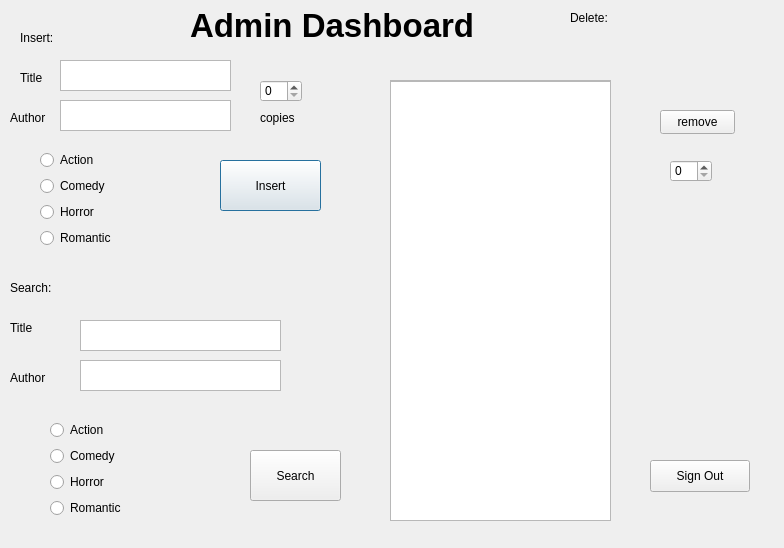
This is LibraryManagementSystem/admin.ui in omar-rabeh-18/LibraryManagementSystem as Qt 5 draws it before an edit. The edited form follows.
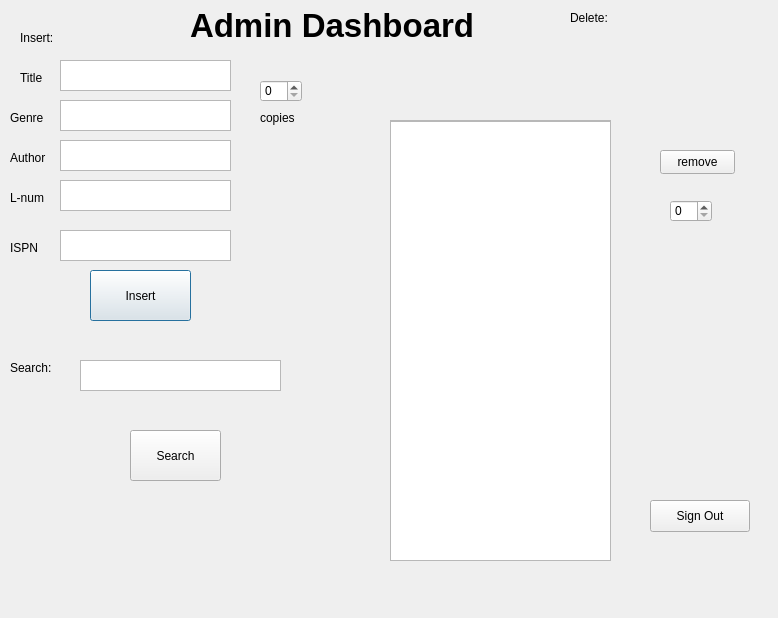
This is the edited form.

Commit message: added ispn and lNUM part 1

The edit to the form file:
```diff
--- a/LibraryManagementSystem/admin.ui
+++ b/LibraryManagementSystem/admin.ui
@@ -6,8 +6,8 @@
    <rect>
     <x>0</x>
     <y>0</y>
-    <width>784</width>
-    <height>548</height>
+    <width>778</width>
+    <height>618</height>
    </rect>
   </property>
   <property name="windowTitle">
@@ -18,7 +18,7 @@
     <rect>
      <x>190</x>
      <y>0</y>
-     <width>311</width>
+     <width>371</width>
      <height>51</height>
     </rect>
    </property>
@@ -49,7 +49,7 @@
    <property name="geometry">
     <rect>
      <x>390</x>
-     <y>80</y>
+     <y>120</y>
      <width>221</width>
      <height>441</height>
     </rect>
@@ -128,7 +128,7 @@
    <property name="geometry">
     <rect>
      <x>60</x>
-     <y>100</y>
+     <y>140</y>
      <width>171</width>
      <height>31</height>
     </rect>
@@ -140,15 +140,15 @@
 hr { height: 1px; border-width: 0; }
 li.unchecked::marker { content: &quot;\2610&quot;; }
 li.checked::marker { content: &quot;\2612&quot;; }
-&lt;/style&gt;&lt;/head&gt;&lt;body style=&quot; font-family:'.AppleSystemUIFont'; font-size:13pt; font-weight:400; font-style:normal;&quot;&gt;
-&lt;p style=&quot;-qt-paragraph-type:empty; margin-top:0px; margin-bottom:0px; margin-left:0px; margin-right:0px; -qt-block-indent:0; text-indent:0px; font-family:'Segoe UI'; font-size:9pt;&quot;&gt;&lt;br /&gt;&lt;/p&gt;&lt;/body&gt;&lt;/html&gt;</string>
+&lt;/style&gt;&lt;/head&gt;&lt;body style=&quot; font-family:'Segoe UI'; font-size:9pt; font-weight:400; font-style:normal;&quot;&gt;
+&lt;p style=&quot;-qt-paragraph-type:empty; margin-top:0px; margin-bottom:0px; margin-left:0px; margin-right:0px; -qt-block-indent:0; text-indent:0px;&quot;&gt;&lt;br /&gt;&lt;/p&gt;&lt;/body&gt;&lt;/html&gt;</string>
    </property>
   </widget>
   <widget class="QLabel" name="label_2">
    <property name="geometry">
     <rect>
      <x>10</x>
-     <y>110</y>
+     <y>150</y>
      <width>49</width>
      <height>16</height>
     </rect>
@@ -157,51 +157,11 @@
     <string>Author</string>
    </property>
   </widget>
-  <widget class="QWidget" name="verticalLayoutWidget">
-   <property name="geometry">
-    <rect>
-     <x>40</x>
-     <y>150</y>
-     <width>160</width>
-     <height>100</height>
-    </rect>
-   </property>
-   <layout class="QVBoxLayout" name="verticalLayout">
-    <item>
-     <widget class="QRadioButton" name="actionCheck">
-      <property name="text">
-       <string>Action</string>
-      </property>
-     </widget>
-    </item>
-    <item>
-     <widget class="QRadioButton" name="comedyCheck">
-      <property name="text">
-       <string>Comedy</string>
-      </property>
-     </widget>
-    </item>
-    <item>
-     <widget class="QRadioButton" name="HorrorCheck">
-      <property name="text">
-       <string>Horror</string>
-      </property>
-     </widget>
-    </item>
-    <item>
-     <widget class="QRadioButton" name="romanticCheck">
-      <property name="text">
-       <string>Romantic</string>
-      </property>
-     </widget>
-    </item>
-   </layout>
-  </widget>
   <widget class="QPushButton" name="pushButton">
    <property name="geometry">
     <rect>
-     <x>220</x>
-     <y>160</y>
+     <x>90</x>
+     <y>270</y>
      <width>101</width>
      <height>51</height>
     </rect>
@@ -237,67 +197,17 @@
    <property name="geometry">
     <rect>
      <x>80</x>
-     <y>320</y>
-     <width>201</width>
-     <height>31</height>
-    </rect>
-   </property>
-  </widget>
-  <widget class="QTextEdit" name="authorSearchTextedit">
-   <property name="geometry">
-    <rect>
-     <x>80</x>
      <y>360</y>
      <width>201</width>
      <height>31</height>
     </rect>
    </property>
   </widget>
-  <widget class="QWidget" name="verticalLayoutWidget_2">
-   <property name="geometry">
-    <rect>
-     <x>50</x>
-     <y>420</y>
-     <width>160</width>
-     <height>100</height>
-    </rect>
-   </property>
-   <layout class="QVBoxLayout" name="verticalLayout_2">
-    <item>
-     <widget class="QRadioButton" name="actionCheck_2">
-      <property name="text">
-       <string>Action</string>
-      </property>
-     </widget>
-    </item>
-    <item>
-     <widget class="QRadioButton" name="comedyCheck_2">
-      <property name="text">
-       <string>Comedy</string>
-      </property>
-     </widget>
-    </item>
-    <item>
-     <widget class="QRadioButton" name="HorrorCheck_2">
-      <property name="text">
-       <string>Horror</string>
-      </property>
-     </widget>
-    </item>
-    <item>
-     <widget class="QRadioButton" name="romanticCheck_2">
-      <property name="text">
-       <string>Romantic</string>
-      </property>
-     </widget>
-    </item>
-   </layout>
-  </widget>
   <widget class="QPushButton" name="pushButton_2">
    <property name="geometry">
     <rect>
-     <x>250</x>
-     <y>450</y>
+     <x>130</x>
+     <y>430</y>
      <width>91</width>
      <height>51</height>
     </rect>
@@ -310,7 +220,7 @@
    <property name="geometry">
     <rect>
      <x>660</x>
-     <y>110</y>
+     <y>150</y>
      <width>75</width>
      <height>24</height>
     </rect>
@@ -323,43 +233,17 @@
    <property name="geometry">
     <rect>
      <x>670</x>
-     <y>160</y>
+     <y>200</y>
      <width>42</width>
      <height>22</height>
     </rect>
    </property>
   </widget>
-  <widget class="QLabel" name="label_4">
-   <property name="geometry">
-    <rect>
-     <x>10</x>
-     <y>320</y>
-     <width>49</width>
-     <height>16</height>
-    </rect>
-   </property>
-   <property name="text">
-    <string>Title</string>
-   </property>
-  </widget>
-  <widget class="QLabel" name="label_5">
-   <property name="geometry">
-    <rect>
-     <x>10</x>
-     <y>370</y>
-     <width>49</width>
-     <height>16</height>
-    </rect>
-   </property>
-   <property name="text">
-    <string>Author</string>
-   </property>
-  </widget>
   <widget class="QLabel" name="label_6">
    <property name="geometry">
     <rect>
      <x>10</x>
-     <y>280</y>
+     <y>360</y>
      <width>49</width>
      <height>16</height>
     </rect>
@@ -372,7 +256,7 @@
    <property name="geometry">
     <rect>
      <x>650</x>
-     <y>460</y>
+     <y>500</y>
      <width>100</width>
      <height>32</height>
     </rect>
@@ -381,6 +265,105 @@
     <string>Sign Out</string>
    </property>
   </widget>
+  <widget class="QTextEdit" name="genreTextBox">
+   <property name="geometry">
+    <rect>
+     <x>60</x>
+     <y>100</y>
+     <width>171</width>
+     <height>31</height>
+    </rect>
+   </property>
+   <property name="html">
+    <string>&lt;!DOCTYPE HTML PUBLIC &quot;-//W3C//DTD HTML 4.0//EN&quot; &quot;http://www.w3.org/TR/REC-html40/strict.dtd&quot;&gt;
+&lt;html&gt;&lt;head&gt;&lt;meta name=&quot;qrichtext&quot; content=&quot;1&quot; /&gt;&lt;meta charset=&quot;utf-8&quot; /&gt;&lt;style type=&quot;text/css&quot;&gt;
+p, li { white-space: pre-wrap; }
+hr { height: 1px; border-width: 0; }
+li.unchecked::marker { content: &quot;\2610&quot;; }
+li.checked::marker { content: &quot;\2612&quot;; }
+&lt;/style&gt;&lt;/head&gt;&lt;body style=&quot; font-family:'Segoe UI'; font-size:9pt; font-weight:400; font-style:normal;&quot;&gt;
+&lt;p style=&quot;-qt-paragraph-type:empty; margin-top:0px; margin-bottom:0px; margin-left:0px; margin-right:0px; -qt-block-indent:0; text-indent:0px;&quot;&gt;&lt;br /&gt;&lt;/p&gt;&lt;/body&gt;&lt;/html&gt;</string>
+   </property>
+  </widget>
+  <widget class="QLabel" name="label_7">
+   <property name="geometry">
+    <rect>
+     <x>10</x>
+     <y>110</y>
+     <width>49</width>
+     <height>16</height>
+    </rect>
+   </property>
+   <property name="text">
+    <string>Genre</string>
+   </property>
+  </widget>
+  <widget class="QLabel" name="label_4">
+   <property name="geometry">
+    <rect>
+     <x>10</x>
+     <y>190</y>
+     <width>49</width>
+     <height>16</height>
+    </rect>
+   </property>
+   <property name="text">
+    <string>L-num</string>
+   </property>
+  </widget>
+  <widget class="QTextEdit" name="lnumTextBox">
+   <property name="geometry">
+    <rect>
+     <x>60</x>
+     <y>180</y>
+     <width>171</width>
+     <height>31</height>
+    </rect>
+   </property>
+   <property name="html">
+    <string>&lt;!DOCTYPE HTML PUBLIC &quot;-//W3C//DTD HTML 4.0//EN&quot; &quot;http://www.w3.org/TR/REC-html40/strict.dtd&quot;&gt;
+&lt;html&gt;&lt;head&gt;&lt;meta name=&quot;qrichtext&quot; content=&quot;1&quot; /&gt;&lt;meta charset=&quot;utf-8&quot; /&gt;&lt;style type=&quot;text/css&quot;&gt;
+p, li { white-space: pre-wrap; }
+hr { height: 1px; border-width: 0; }
+li.unchecked::marker { content: &quot;\2610&quot;; }
+li.checked::marker { content: &quot;\2612&quot;; }
+&lt;/style&gt;&lt;/head&gt;&lt;body style=&quot; font-family:'Segoe UI'; font-size:9pt; font-weight:400; font-style:normal;&quot;&gt;
+&lt;p style=&quot;-qt-paragraph-type:empty; margin-top:0px; margin-bottom:0px; margin-left:0px; margin-right:0px; -qt-block-indent:0; text-indent:0px;&quot;&gt;&lt;br /&gt;&lt;/p&gt;&lt;/body&gt;&lt;/html&gt;</string>
+   </property>
+  </widget>
+  <widget class="QTextEdit" name="ISPNTextBox">
+   <property name="geometry">
+    <rect>
+     <x>60</x>
+     <y>230</y>
+     <width>171</width>
+     <height>31</height>
+    </rect>
+   </property>
+   <property name="html">
+    <string>&lt;!DOCTYPE HTML PUBLIC &quot;-//W3C//DTD HTML 4.0//EN&quot; &quot;http://www.w3.org/TR/REC-html40/strict.dtd&quot;&gt;
+&lt;html&gt;&lt;head&gt;&lt;meta name=&quot;qrichtext&quot; content=&quot;1&quot; /&gt;&lt;meta charset=&quot;utf-8&quot; /&gt;&lt;style type=&quot;text/css&quot;&gt;
+p, li { white-space: pre-wrap; }
+hr { height: 1px; border-width: 0; }
+li.unchecked::marker { content: &quot;\2610&quot;; }
+li.checked::marker { content: &quot;\2612&quot;; }
+&lt;/style&gt;&lt;/head&gt;&lt;body style=&quot; font-family:'Segoe UI'; font-size:9pt; font-weight:400; font-style:normal;&quot;&gt;
+&lt;p style=&quot;-qt-paragraph-type:empty; margin-top:0px; margin-bottom:0px; margin-left:0px; margin-right:0px; -qt-block-indent:0; text-indent:0px;&quot;&gt;&lt;br /&gt;&lt;/p&gt;&lt;/body&gt;&lt;/html&gt;</string>
+   </property>
+  </widget>
+  <widget class="QLabel" name="label_5">
+   <property name="geometry">
+    <rect>
+     <x>10</x>
+     <y>240</y>
+     <width>49</width>
+     <height>16</height>
+    </rect>
+   </property>
+   <property name="text">
+    <string>ISPN</string>
+   </property>
+  </widget>
  </widget>
  <resources/>
  <connections/>
```
Left out of the diff: 4 changed lines with no effect on the pictures. The commit also changes 74 other files.
